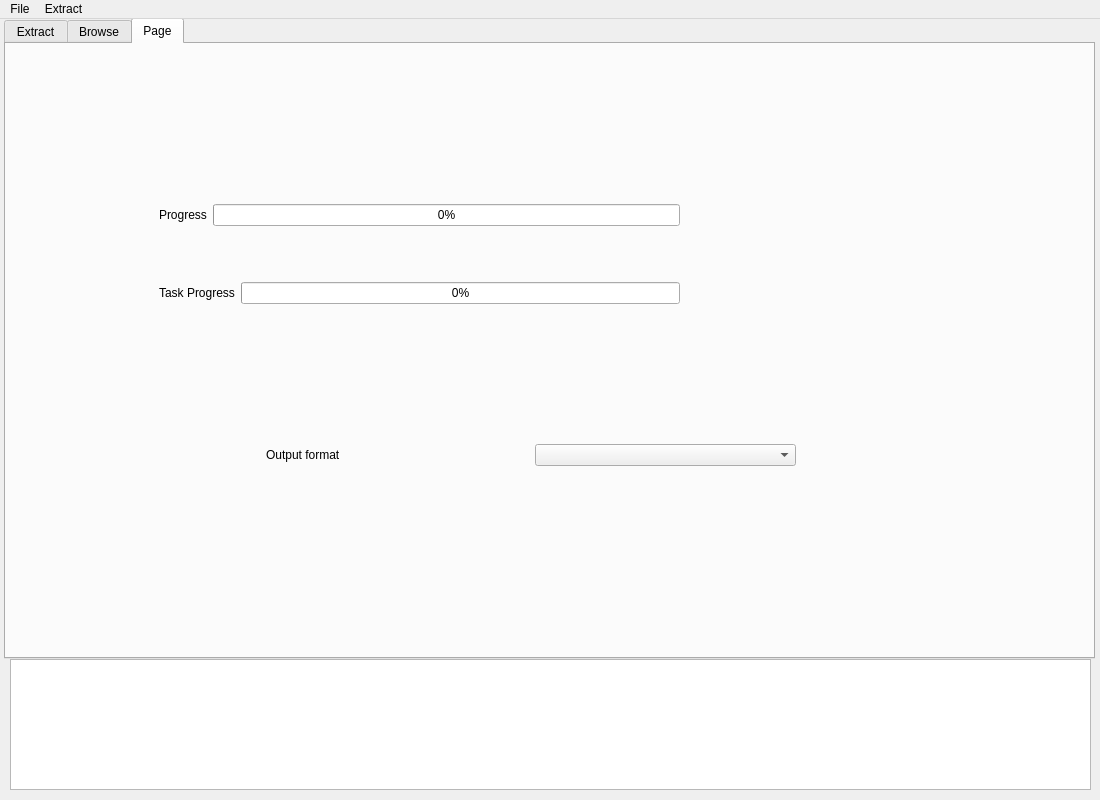
Escartem/AnimeWwise, file gui.ui: the form before one commit.
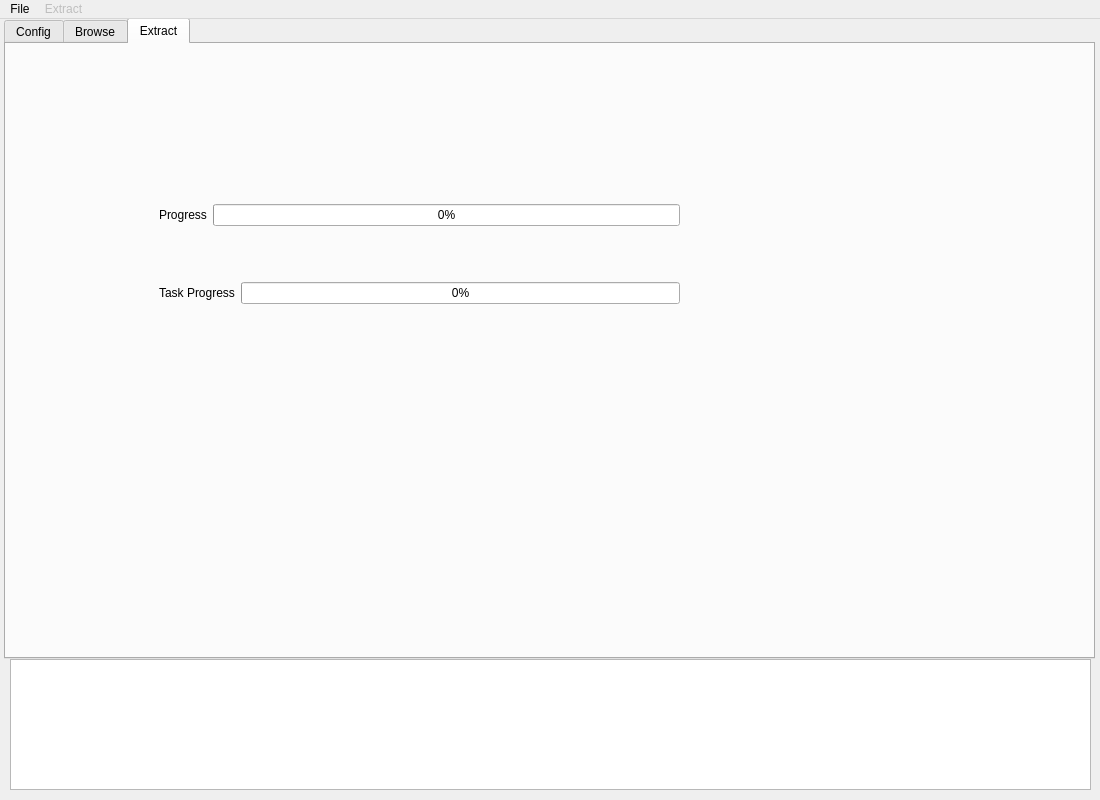
The form after the commit. The open tabs and pages were chosen to show the change.

Commit message: fix many display and naming issues

What changed in the file:
```diff
--- a/gui.ui
+++ b/gui.ui
@@ -56,12 +56,12 @@
     <property name="tabBarAutoHide">
      <bool>false</bool>
     </property>
-    <widget class="QWidget" name="extractTab">
+    <widget class="QWidget" name="configTab">
      <property name="enabled">
       <bool>true</bool>
      </property>
      <attribute name="title">
-      <string>Extract</string>
+      <string>Config</string>
      </attribute>
      <widget class="QWidget" name="verticalLayoutWidget">
       <property name="geometry">
@@ -161,6 +161,16 @@
        </item>
        <item>
         <layout class="QGridLayout" name="settingsGrid">
+         <item row="2" column="0">
+          <widget class="QLabel" name="outputFormatLabel">
+           <property name="text">
+            <string>Output format</string>
+           </property>
+          </widget>
+         </item>
+         <item row="0" column="1">
+          <widget class="QComboBox" name="assetMap"/>
+         </item>
          <item row="0" column="0">
           <widget class="QLabel" name="assetMapLabel">
            <property name="text">
@@ -168,8 +178,12 @@
            </property>
           </widget>
          </item>
-         <item row="0" column="1">
-          <widget class="QComboBox" name="assetMap"/>
+         <item row="2" column="1">
+          <widget class="QComboBox" name="outputFormat">
+           <property name="currentText">
+            <string/>
+           </property>
+          </widget>
          </item>
         </layout>
        </item>
@@ -198,9 +212,9 @@
       </property>
      </widget>
     </widget>
-    <widget class="QWidget" name="tab_3">
+    <widget class="QWidget" name="extractTab">
      <attribute name="title">
-      <string>Page</string>
+      <string>Extract</string>
      </attribute>
      <widget class="QWidget" name="layoutWidget">
       <property name="geometry">
@@ -250,32 +264,6 @@
        </item>
       </layout>
      </widget>
-     <widget class="QComboBox" name="outputFormat">
-      <property name="geometry">
-       <rect>
-        <x>529</x>
-        <y>400</y>
-        <width>261</width>
-        <height>22</height>
-       </rect>
-      </property>
-      <property name="currentText">
-       <string/>
-      </property>
-     </widget>
-     <widget class="QLabel" name="outputFormatLabel">
-      <property name="geometry">
-       <rect>
-        <x>260</x>
-        <y>400</y>
-        <width>262</width>
-        <height>22</height>
-       </rect>
-      </property>
-      <property name="text">
-       <string>Output format</string>
-      </property>
-     </widget>
     </widget>
    </widget>
    <widget class="QTextEdit" name="console">
@@ -321,6 +309,9 @@
     <addaction name="actionclear_table"/>
    </widget>
    <widget class="QMenu" name="menuExtract">
+    <property name="enabled">
+     <bool>false</bool>
+    </property>
     <property name="title">
      <string>Extract</string>
     </property>
```
Left out of the diff: 29 changed lines with no effect on the pictures. The commit also changes 1 other file.
